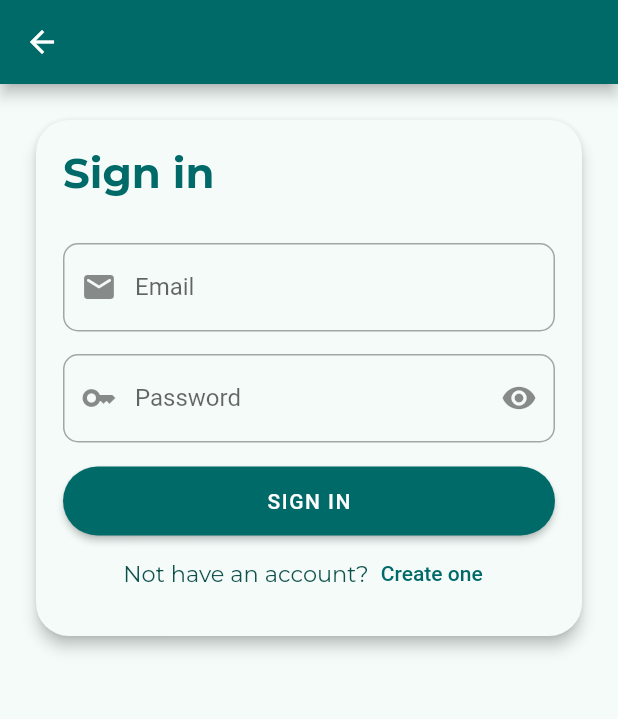
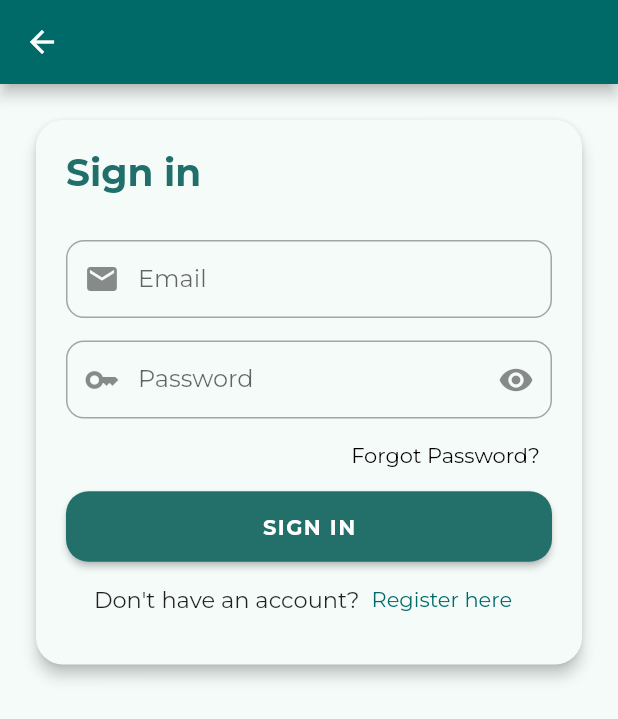
Before and after one commit to Blue-Cheesecake/Plant-Monitoring-Application, a Flutter app: the screen it shows after launch, after a tap on "Sign In", on a phone screen of 412 x 824 dp. Shown: the top 719 px of the screen. Run offline on Flutter 3.47's test engine with Material 2 defaults, Android fonts, the phone set to English and light mode, and no system bars.

Commit message:
feat: sign in view

```diff
--- a/lib/shared/theme/app.theme.dart
+++ b/lib/shared/theme/app.theme.dart
@@ -1,41 +1,32 @@
 import 'package:flutter/material.dart';
-import 'package:google_fonts/google_fonts.dart';
 
 class AppTheme {
   static const color = _AppColor();
   static final themeData = ThemeData(
     useMaterial3: false,
     colorSchemeSeed: const Color.fromRGBO(140, 245, 241, 1),
+    fontFamily: "Montserrat",
+    buttonTheme: ButtonThemeData(
+      buttonColor: AppTheme.color.secondaryGreen,
+      shape: const RoundedRectangleBorder(
+        borderRadius: BorderRadius.all(Radius.circular(10)),
+      ),
+    ),
     textTheme: TextTheme(
-      headline1: GoogleFonts.montserrat(
-        color: AppTheme.color.secondaryGreen,
+      headline1: TextStyle(
+        color: AppTheme.color.primaryGreen,
         fontSize: 35,
         fontWeight: FontWeight.bold,
       ),
-      headline2: GoogleFonts.montserrat(
-        color: AppTheme.color.secondaryGreen,
+      headline2: TextStyle(
+        color: AppTheme.color.primaryGreen,
         fontSize: 37,
         fontWeight: FontWeight.bold,
       ),
-      headline3: GoogleFonts.montserrat(
-        color: AppTheme.color.secondaryGreen,
+      headline3: TextStyle(
+        color: AppTheme.color.primaryGreen,
         fontSize: 25,
         fontWeight: FontWeight.bold,
-      ),
-      bodySmall: GoogleFonts.montserrat(
-        color: AppTheme.color.secondaryGreen,
-        fontSize: 12,
-        fontWeight: FontWeight.w400,
-      ),
-      bodyMedium: GoogleFonts.montserrat(
-        color: AppTheme.color.secondaryGreen,
-        fontSize: 13,
-        fontWeight: FontWeight.w400,
-      ),
-      bodyLarge: GoogleFonts.montserrat(
-        color: AppTheme.color.secondaryGreen,
-        fontSize: 14,
-        fontWeight: FontWeight.w400,
       ),
     ),
   );
@@ -46,5 +37,5 @@ class _AppColor {
 
   final lightGreen = const Color.fromRGBO(180, 218, 221, 1);
   final primaryGreen = const Color.fromRGBO(32, 111, 106, 1);
-  final secondaryGreen = const Color.fromRGBO(14, 80, 76, 1);
+  final secondaryGreen = const Color.fromRGBO(35, 112, 107, 1);
 }
--- a/lib/views/home.view.dart
+++ b/lib/views/home.view.dart
@@ -1,7 +1,7 @@
 import 'package:flutter/material.dart';
 import 'package:wireless_project/views/sign_in.view.dart';
 import 'package:wireless_project/views/sign_up.view.dart';
-import 'package:wireless_project/widgets/sign_button.dart';
+import 'package:wireless_project/widgets/nav_sign_button.widget.dart';
 
 class HomeView extends StatelessWidget {
   const HomeView({Key? key}) : super(key: key);
@@ -25,12 +25,12 @@ class HomeView extends StatelessWidget {
                     style: Theme.of(context).textTheme.headline1,
                   ),
                   const SizedBox(height: 30),
-                  const SignButton(
+                  const NavSignButtonWidget(
                     title: "Sign Up",
                     destinationRoute: SignUpView.routeName,
                   ),
                   const SizedBox(height: 21),
-                  const SignButton(
+                  const NavSignButtonWidget(
                     title: "Sign In",
                     destinationRoute: SignInView.routeName,
                   ),
--- a/lib/views/sign_in.view.dart
+++ b/lib/views/sign_in.view.dart
@@ -1,6 +1,9 @@
 import 'package:flutter/material.dart';
 import 'package:wireless_project/models/user_dto.model.dart';
 import 'package:wireless_project/views/sign_up.view.dart';
+import 'package:wireless_project/widgets/info_form.widget.dart';
+import 'package:wireless_project/widgets/password_form.widget.dart';
+import 'package:wireless_project/widgets/primary_button.widget.dart';
 
 class SignInView extends StatefulWidget {
   const SignInView({Key? key}) : super(key: key);
@@ -15,7 +18,7 @@ class _SignInViewState extends State<SignInView> {
 
   final _userDto = UserDtoModel();
 
-  bool _isHidingPassword = true;
+  final bool _isHidingPassword = true;
 
   SizedBox _spacing() => const SizedBox(height: 15);
 
@@ -30,10 +33,10 @@ class _SignInViewState extends State<SignInView> {
             child: Card(
               elevation: 4,
               shape: const RoundedRectangleBorder(
-                borderRadius: BorderRadius.all(Radius.circular(22)),
+                borderRadius: BorderRadius.all(Radius.circular(18)),
               ),
               child: Padding(
-                padding: const EdgeInsets.all(18.0),
+                padding: const EdgeInsets.all(20.0),
                 child: Form(
                   key: _formKey,
                   child: Column(
@@ -44,97 +47,41 @@ class _SignInViewState extends State<SignInView> {
                       ///
                       Text(
                         "Sign in",
-                        style: TextStyle(
-                          color: Theme.of(context).colorScheme.primary,
-                          fontSize: 28,
-                          fontWeight: FontWeight.w700,
-                        ),
+                        style: Theme.of(context).textTheme.headline3,
                       ),
                       _spacing(),
                       _spacing(),
 
                       /// Email Field
                       ///
-                      TextFormField(
-                        validator: (value) {
-                          if (value == null || value.isEmpty) {
-                            return "Email can't be empty";
-                          }
-                          return null;
-                        },
-                        onSaved: (newValue) {
+                      InfoFormWidget("Email", Icons.email, (newValue) {
                         _userDto.email = newValue ?? "";
-                        },
-                        keyboardType: TextInputType.emailAddress,
-                        decoration: InputDecoration(
-                          prefixIcon: const Icon(Icons.email_rounded),
-                          label: const Text("Email"),
-                          border: OutlineInputBorder(
-                            borderSide: BorderSide(
-                              color: Colors.grey.shade400,
-                              width: 1,
-                            ),
-                            borderRadius:
-                                const BorderRadius.all(Radius.circular(10)),
-                          ),
-                        ),
-                      ),
+                      }),
                       _spacing(),
 
                       /// Password Field
                       ///
-                      TextFormField(
-                        validator: (value) {
-                          if (value == null || value.isEmpty) {
-                            return "Password can't be empty";
-                          }
-                          return null;
-                        },
-                        onSaved: (newValue) {
+                      PasswordFormWidget((newValue) {
                         _userDto.password = newValue ?? "";
-                        },
-                        obscureText: _isHidingPassword,
-                        keyboardType: TextInputType.text,
-                        decoration: InputDecoration(
-                          prefixIcon: const Icon(Icons.key),
-                          suffixIcon: _isHidingPassword
-                              ? IconButton(
-                                  onPressed: () {
-                                    setState(() {
-                                      _isHidingPassword = !_isHidingPassword;
-                                    });
-                                  },
-                                  icon: const Icon(Icons.remove_red_eye),
-                                  splashColor: Colors.transparent,
-                                )
-                              : IconButton(
-                                  onPressed: () {
-                                    setState(() {
-                                      _isHidingPassword = !_isHidingPassword;
-                                    });
-                                  },
-                                  icon: const Icon(Icons.panorama_fish_eye),
-                                  splashColor: Colors.transparent,
-                                ),
-                          label: const Text("Password"),
-                          border: OutlineInputBorder(
-                            borderSide: BorderSide(
-                              color: Colors.grey.shade400,
-                              width: 1,
-                            ),
-                            borderRadius:
-                                const BorderRadius.all(Radius.circular(10)),
+                      }),
+
+                      Row(
+                        mainAxisAlignment: MainAxisAlignment.end,
+                        children: [
+                          TextButton(
+                            onPressed: () {},
+                            child: const Text(
+                              "Forgot Password?",
+                              textAlign: TextAlign.center,
+                              style: TextStyle(color: Colors.black),
                             ),
                           ),
+                        ],
                       ),
-                      _spacing(),
 
                       /// -- Sign in Button
                       ///
-                      SizedBox(
-                        width: double.infinity,
-                        child: ElevatedButton(
-                          onPressed: () {
+                      PrimaryButtonWidget("SIGN IN", () {
                         // validate the input
                         _formKey.currentState?.validate();
 
@@ -145,20 +92,7 @@ class _SignInViewState extends State<SignInView> {
                         _userDto.logCurrentInfo();
 
                         // TODO: Log in and navigate to home page if valid
-                          },
-                          style: ElevatedButton.styleFrom(
-                            padding: const EdgeInsets.symmetric(vertical: 15),
-                            shape: const RoundedRectangleBorder(
-                              borderRadius:
-                                  BorderRadius.all(Radius.circular(50)),
-                            ),
-                          ),
-                          child: const Text(
-                            "SIGN IN",
-                            style: TextStyle(letterSpacing: 1),
-                          ),
-                        ),
-                      ),
+                      }),
 
                       /// -- Registration Navigation
                       ///
@@ -166,7 +100,7 @@ class _SignInViewState extends State<SignInView> {
                         mainAxisAlignment: MainAxisAlignment.center,
                         children: [
                           const Text(
-                            "Not have an account?",
+                            "Don't have an account?",
                             style: TextStyle(
                               fontSize: 15,
                             ),
@@ -188,7 +122,7 @@ class _SignInViewState extends State<SignInView> {
                                 ),
                               ),
                             ),
-                            child: const Text("Create one"),
+                            child: const Text("Register here"),
                           ),
                         ],
                       )
--- /dev/null
+++ b/lib/widgets/info_form.widget.dart
@@ -0,0 +1,39 @@
+import 'package:flutter/material.dart';
+
+class InfoFormWidget extends StatelessWidget {
+  const InfoFormWidget(this.title, this.iconData, this.onSavedCallback,
+      {Key? key})
+      : super(key: key);
+
+  final String title;
+  final IconData iconData;
+  final Function(String?) onSavedCallback;
+
+  @override
+  Widget build(BuildContext context) {
+    return TextFormField(
+      validator: (value) {
+        if (value == null || value.isEmpty) {
+          return "$title can't be empty";
+        }
+        return null;
+      },
+      onSaved: onSavedCallback,
+      keyboardType: TextInputType.emailAddress,
+      decoration: InputDecoration(
+        contentPadding: const EdgeInsets.symmetric(
+          vertical: 16,
+        ),
+        prefixIcon: Icon(iconData),
+        label: Text(title),
+        border: OutlineInputBorder(
+          borderSide: BorderSide(
+            color: Colors.grey.shade400,
+            width: 1,
+          ),
+          borderRadius: const BorderRadius.all(Radius.circular(12)),
+        ),
+      ),
+    );
+  }
+}
--- a/lib/widgets/sign_button.dart
+++ b/lib/widgets/nav_sign_button.widget.dart
@@ -1,9 +1,8 @@
 import 'package:flutter/material.dart';
-import 'package:google_fonts/google_fonts.dart';
 import 'package:wireless_project/shared/theme/app.theme.dart';
 
-class SignButton extends StatelessWidget {
-  const SignButton({
+class NavSignButtonWidget extends StatelessWidget {
+  const NavSignButtonWidget({
     Key? key,
     required this.title,
     required this.destinationRoute,
@@ -27,7 +26,7 @@ class SignButton extends StatelessWidget {
       },
       child: Text(
         title,
-        style: GoogleFonts.montserrat(
+        style: TextStyle(
           color: AppTheme.color.primaryGreen,
           fontSize: 20,
           fontWeight: FontWeight.w700,
--- /dev/null
+++ b/lib/widgets/password_form.widget.dart
@@ -0,0 +1,62 @@
+import 'package:flutter/material.dart';
+
+class PasswordFormWidget extends StatefulWidget {
+  const PasswordFormWidget(this.onSavedCallback, {Key? key}) : super(key: key);
+
+  final Function(String?) onSavedCallback;
+
+  @override
+  State<PasswordFormWidget> createState() => _PasswordFormWidgetState();
+}
+
+class _PasswordFormWidgetState extends State<PasswordFormWidget> {
+  bool _isHidingPassword = true;
+
+  @override
+  Widget build(BuildContext context) {
+    return TextFormField(
+      validator: (value) {
+        if (value == null || value.isEmpty) {
+          return "Password can't be empty";
+        }
+        return null;
+      },
+      onSaved: widget.onSavedCallback,
+      obscureText: _isHidingPassword,
+      keyboardType: TextInputType.text,
+      decoration: InputDecoration(
+        prefixIcon: const Icon(Icons.key),
+        contentPadding: const EdgeInsets.symmetric(
+          vertical: 16,
+        ),
+        suffixIcon: _isHidingPassword
+            ? IconButton(
+                onPressed: () {
+                  setState(() {
+                    _isHidingPassword = !_isHidingPassword;
+                  });
+                },
+                icon: const Icon(Icons.remove_red_eye),
+                splashColor: Colors.transparent,
+              )
+            : IconButton(
+                onPressed: () {
+                  setState(() {
+                    _isHidingPassword = !_isHidingPassword;
+                  });
+                },
+                icon: const Icon(Icons.panorama_fish_eye),
+                splashColor: Colors.transparent,
+              ),
+        label: const Text("Password"),
+        border: OutlineInputBorder(
+          borderSide: BorderSide(
+            color: Colors.grey.shade400,
+            width: 1,
+          ),
+          borderRadius: const BorderRadius.all(Radius.circular(12)),
+        ),
+      ),
+    );
+  }
+}
--- /dev/null
+++ b/lib/widgets/primary_button.widget.dart
@@ -0,0 +1,36 @@
+import 'package:flutter/material.dart';
+import 'package:wireless_project/shared/theme/app.theme.dart';
+
+class PrimaryButtonWidget extends StatelessWidget {
+  const PrimaryButtonWidget(this.title, this.onPressedCallBack, {Key? key})
+      : super(key: key);
+
+  final String title;
+  final void Function() onPressedCallBack;
+
+  @override
+  Widget build(BuildContext context) {
+    return SizedBox(
+      width: double.infinity,
+      child: ElevatedButton(
+        onPressed: onPressedCallBack,
+        style: ElevatedButton.styleFrom(
+          backgroundColor: AppTheme.color.secondaryGreen,
+          padding: const EdgeInsets.symmetric(vertical: 15),
+          shape: const RoundedRectangleBorder(
+            borderRadius: BorderRadius.all(Radius.circular(15)),
+          ),
+        ),
+        child: Text(
+          title,
+          style: const TextStyle(
+            color: Colors.white,
+            fontSize: 14,
+            letterSpacing: 1,
+            fontWeight: FontWeight.w700,
+          ),
+        ),
+      ),
+    );
+  }
+}
```
Also changed, not shown: pubspec.yaml (+7 -1 lines), assets/fonts/Montserrat-Bold.ttf (added), assets/fonts/Montserrat-Regular.ttf (added), pubspec.lock, 3 other files. Lines whose indentation alone changed are shown as unchanged.
